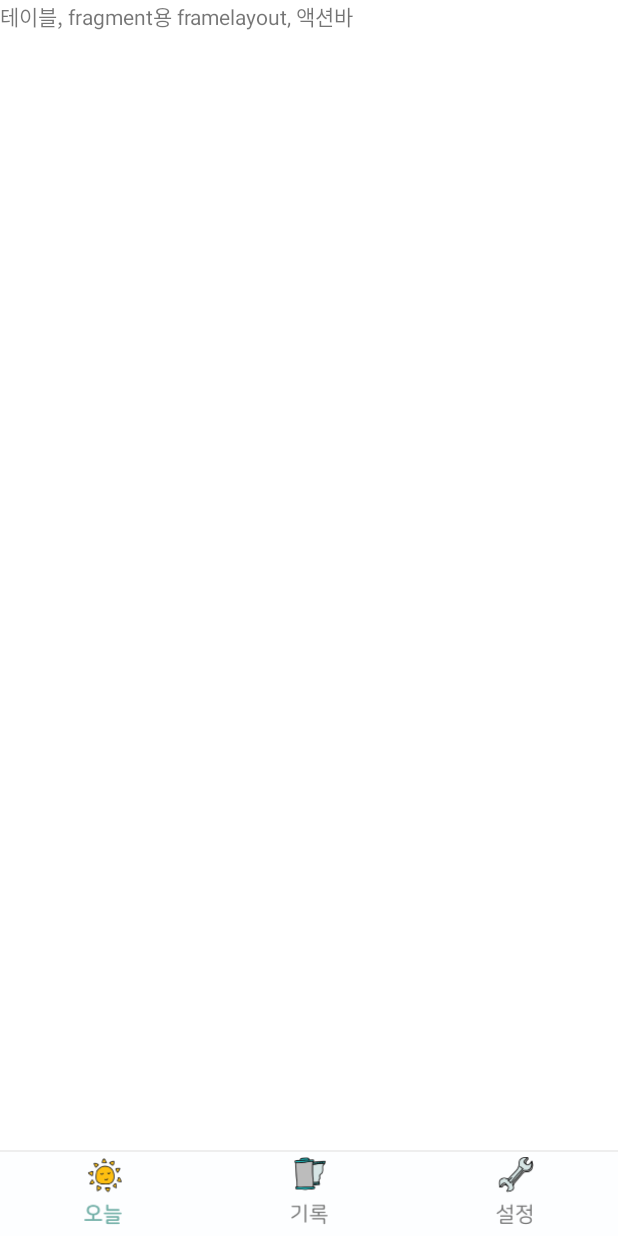
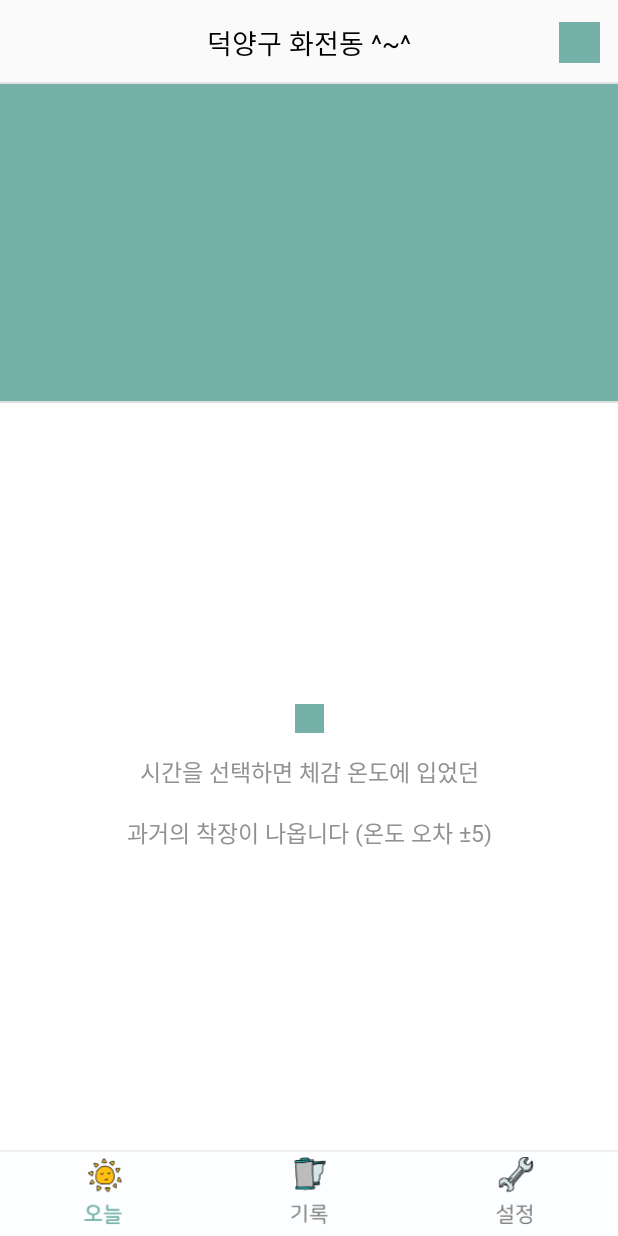
Before and after one commit to sovovy/MyCloset, an Android app: the screen it shows after launch (MainActivity), on a phone screen of 412 x 824 dp. Run offline under Robolectric (Android 15) with nearby library versions, the phone set to English and light mode, and no system bars.

Commit message:
gradle 추가. colors.xml 추가. 오늘탭 레이아웃 테이블 빼고 완성.

```diff
--- a/app/build.gradle
+++ b/app/build.gradle
@@ -30,4 +30,5 @@ dependencies {
     testImplementation 'junit:junit:4.12'
     androidTestImplementation 'com.android.support.test:runner:1.0.2'
     androidTestImplementation 'com.android.support.test.espresso:espresso-core:3.0.2'
+    implementation 'com.android.support:design:27.1.1'
 }
--- a/app/src/main/res/layout/fragment_today.xml
+++ b/app/src/main/res/layout/fragment_today.xml
@@ -1,9 +1,94 @@
 <?xml version="1.0" encoding="utf-8"?>
-<android.support.constraint.ConstraintLayout
-    xmlns:android="http://schemas.android.com/apk/res/android" android:layout_width="match_parent"
-    android:layout_height="match_parent">
-    <TextView
+<android.support.constraint.ConstraintLayout xmlns:android="http://schemas.android.com/apk/res/android"
+    android:layout_width="match_parent"
+    android:layout_height="match_parent"
+    xmlns:app="http://schemas.android.com/apk/res-auto">
+    <!-- actionBar -->
+    <android.support.constraint.ConstraintLayout
+        android:id="@+id/today_actionbar_constraint"
+        android:layout_width="match_parent"
+        android:layout_height="56dp"
+        android:background="@color/actionBar">
+        <TextView
+            android:id="@+id/today_title_tv"
+            android:layout_width="wrap_content"
+            android:layout_height="wrap_content"
+            app:layout_constraintStart_toStartOf="parent"
+            app:layout_constraintEnd_toEndOf="parent"
+            app:layout_constraintTop_toTopOf="parent"
+            app:layout_constraintBottom_toBottomOf="parent"
+            android:textSize="18sp"
+            android:text="덕양구 화전동 ^~^"
+            android:fontFamily="@font/nanum_eb"
+            android:textColor="@color/titleText" />
+        <ImageButton
+            android:layout_width="27dp"
+            android:layout_height="27dp"
+            app:layout_constraintTop_toTopOf="parent"
+            app:layout_constraintBottom_toBottomOf="parent"
+            app:layout_constraintEnd_toEndOf="parent"
+            android:layout_marginRight="12dp"
+            android:background="@color/colorPrimaryDark"/>
+        <View
+            android:layout_width="match_parent"
+            android:layout_height="1dp"
+            app:layout_constraintBottom_toBottomOf="parent"
+            android:background="@color/basicLine"/>
+    </android.support.constraint.ConstraintLayout>
+    <!-- table -->
+    <HorizontalScrollView
+        android:id="@+id/today_table_scroll"
+        android:layout_width="match_parent"
+        android:layout_height="211dp"
+        android:scrollbars="none"
+        app:layout_constraintTop_toBottomOf="@+id/today_actionbar_constraint"
+        app:layout_constraintBottom_toTopOf="@+id/today_line_view"
+        android:background="@color/colorPrimaryDark">
+        <LinearLayout
+            android:layout_width="match_parent"
+            android:layout_height="wrap_content"
+            android:orientation="horizontal">
+        </LinearLayout>
+    </HorizontalScrollView>
+    <View
+        android:id="@+id/today_line_view"
+        android:layout_width="match_parent"
+        android:layout_height="1dp"
+        app:layout_constraintTop_toBottomOf="@id/today_table_scroll"
+        android:background="@color/basicLine"/>
+    <android.support.constraint.ConstraintLayout
+        android:id="@+id/today_info_constraint"
         android:layout_width="wrap_content"
         android:layout_height="wrap_content"
-        android:text="테이블, fragment용 framelayout, 액션바"/>
+        app:layout_constraintTop_toBottomOf="@+id/today_line_view"
+        app:layout_constraintBottom_toBottomOf="parent"
+        app:layout_constraintStart_toStartOf="parent"
+        app:layout_constraintEnd_toEndOf="parent">
+        <ImageView
+            android:id="@+id/today_info_iv"
+            android:layout_width="19dp"
+            android:layout_height="19dp"
+            app:layout_constraintStart_toStartOf="parent"
+            app:layout_constraintEnd_toEndOf="parent"
+            app:layout_constraintBottom_toTopOf="@+id/today_info_tv"
+            android:background="@color/colorPrimaryDark"/>
+        <TextView
+            android:id="@+id/today_info_tv"
+            android:layout_width="wrap_content"
+            android:layout_height="wrap_content"
+            app:layout_constraintTop_toBottomOf="@+id/today_info_iv"
+            android:layout_marginTop="14dp"
+            android:gravity="center_horizontal"
+            android:maxLines="10"
+            android:textSize="15sp"
+            android:textColor="@color/infoText"
+            android:text="시간을 선택하면 체감 온도에 입었던\n\n과거의 착장이 나옵니다 (온도 오차 ±5)"
+            android:fontFamily="@font/nanum_b"/>
+    </android.support.constraint.ConstraintLayout>
+    <android.support.v7.widget.RecyclerView
+        android:layout_width="match_parent"
+        android:layout_height="0dp"
+        android:visibility="gone"
+        app:layout_constraintTop_toBottomOf="@+id/today_line_view">
+    </android.support.v7.widget.RecyclerView>
 </android.support.constraint.ConstraintLayout>
--- a/app/src/main/res/values/colors.xml
+++ b/app/src/main/res/values/colors.xml
@@ -9,6 +9,8 @@
     <!-- basic table color -->
     <color name="colorBasic">#F0F7F6</color>
 
+    <color name="infoText">#919191</color>
+    <color name="titleText">#000000</color>
     <color name="actionBar">#FAFAFA</color>
     <color name="bottomBar">#FDFEFF</color>
     <color name="bottomLine">#EEEEEE</color>
```
